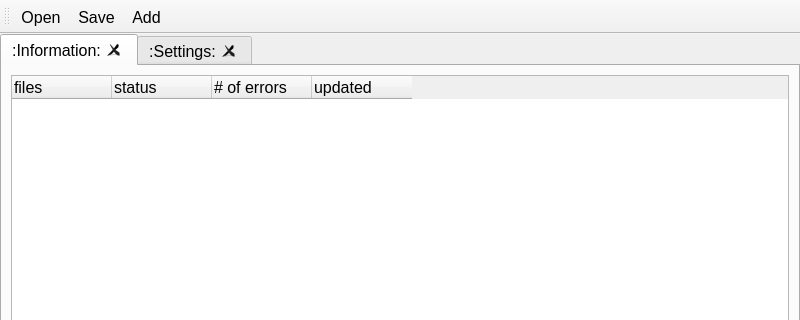
The window that src/mainwindow.ui (o-jill/kouets) describes before a commit, drawn with Qt 5; both pictures show x 0 to 800 and y 0 to 320 of the 800 by 600 pixel window.
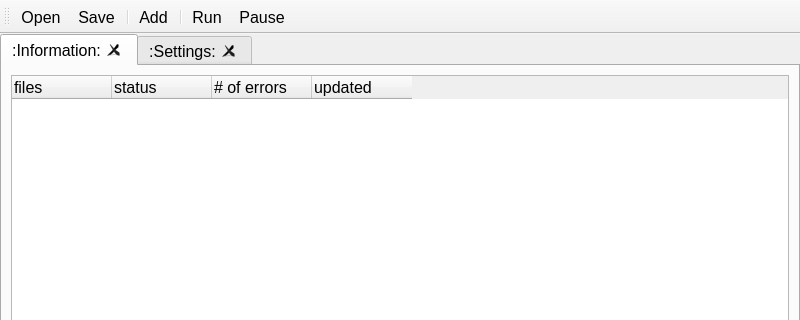
The same window after the commit. Icons and pictures are not drawn.

Diff of the .ui file:
```diff
--- a/src/mainwindow.ui
+++ b/src/mainwindow.ui
@@ -184,7 +184,11 @@
    </attribute>
    <addaction name="actionOpen"/>
    <addaction name="actionSave"/>
+   <addaction name="separator"/>
    <addaction name="actionAdd"/>
+   <addaction name="separator"/>
+   <addaction name="actionRun"/>
+   <addaction name="actionPause"/>
   </widget>
   <action name="actionOpen">
    <property name="icon">
@@ -213,6 +217,24 @@
     <string>Add</string>
    </property>
   </action>
+  <action name="actionRun">
+   <property name="icon">
+    <iconset resource="kouets.qrc">
+     <normaloff>:/image/rsc/run24.png</normaloff>:/image/rsc/run24.png</iconset>
+   </property>
+   <property name="text">
+    <string>Run</string>
+   </property>
+  </action>
+  <action name="actionPause">
+   <property name="icon">
+    <iconset resource="kouets.qrc">
+     <normaloff>:/image/rsc/pause24.png</normaloff>:/image/rsc/pause24.png</iconset>
+   </property>
+   <property name="text">
+    <string>Pause</string>
+   </property>
+  </action>
  </widget>
  <resources>
   <include location="kouets.qrc"/>
```
Left out of the diff: 2 changed lines with no effect on the pictures.
